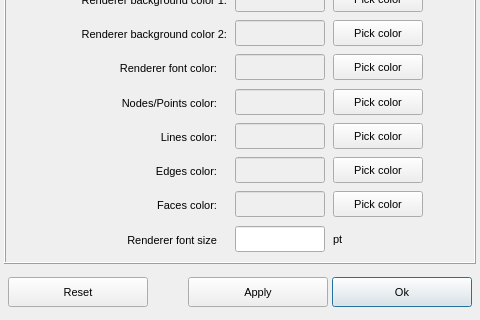
Before: the Qt Designer form vibra/interface/data/ui_files/project/render/renderer_user_preferences.ui in MOPT-UFSC/VIBRA, drawn with Qt 5; both pictures show x 0 to 480 and y 160 to 480 of the 480 by 480 pixel window.
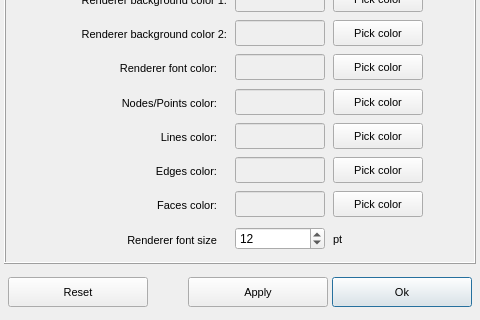
After: the same form once the commit is applied.

Commit message: Changes lineEdit_renderer_font_size to spinBox_renderer_font_size

```diff
--- a/vibra/interface/data/ui_files/project/render/renderer_user_preferences.ui
+++ b/vibra/interface/data/ui_files/project/render/renderer_user_preferences.ui
@@ -594,30 +594,6 @@
            </property>
           </widget>
          </item>
-         <item row="9" column="2">
-          <widget class="QLineEdit" name="lineEdit_renderer_font_size">
-           <property name="enabled">
-            <bool>true</bool>
-           </property>
-           <property name="minimumSize">
-            <size>
-             <width>90</width>
-             <height>26</height>
-            </size>
-           </property>
-           <property name="maximumSize">
-            <size>
-             <width>90</width>
-             <height>26</height>
-            </size>
-           </property>
-           <property name="font">
-            <font>
-             <pointsize>8</pointsize>
-            </font>
-           </property>
-          </widget>
-         </item>
          <item row="8" column="1">
           <widget class="QLabel" name="label_8">
            <property name="minimumSize">
@@ -1006,6 +982,19 @@
            </property>
           </widget>
          </item>
+         <item row="9" column="2">
+          <widget class="QSpinBox" name="spinBox_renderer_font_size">
+           <property name="minimum">
+            <number>8</number>
+           </property>
+           <property name="maximum">
+            <number>15</number>
+           </property>
+           <property name="value">
+            <number>12</number>
+           </property>
+          </widget>
+         </item>
         </layout>
        </widget>
       </item>
```
The commit also changes 1 other file.
